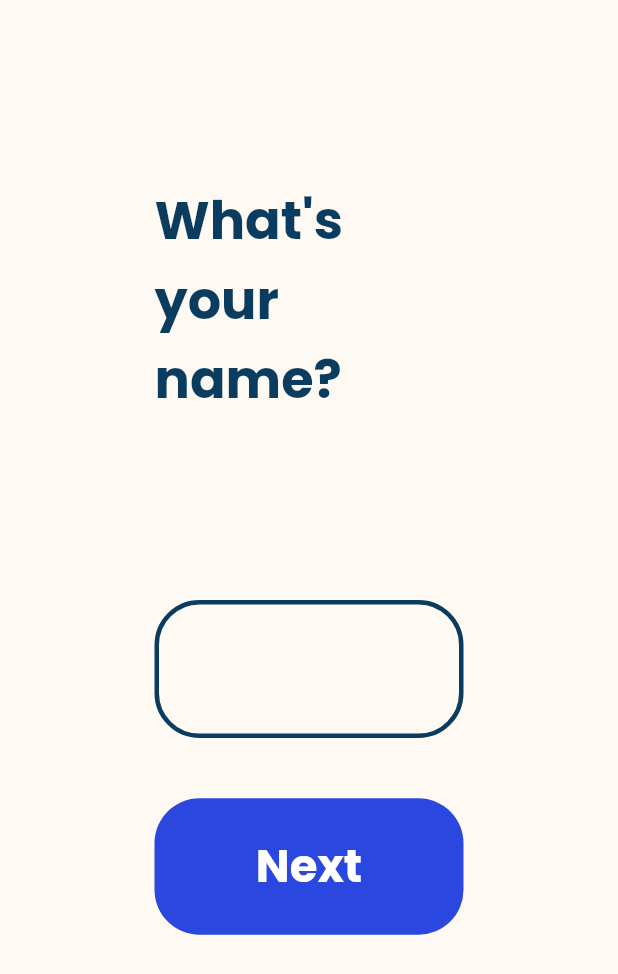
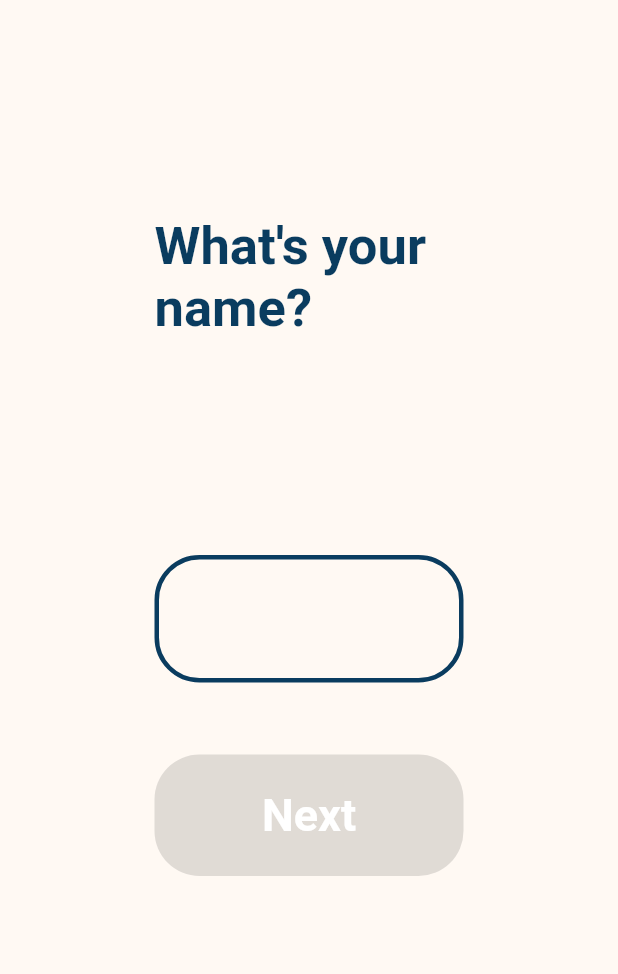
Before and after one commit to givtnl/givt-app-kids-game, a Flutter app: the screen it shows after launch, after a tap on "Idea 3", on a phone screen of 412 x 824 dp. Shown: the top 974 px of the screen. Run offline on Flutter 3.47's test engine with Material 2 defaults, Android fonts, the phone set to English and light mode, and no system bars; our stand-ins replace flutter_fortune_wheel, flutter_svg.

Commit message:
Adjusted the code based on feedback

```diff
--- a/l10n.yaml
+++ /dev/null
@@ -1,4 +0,0 @@
-arb-dir: lib/l10n/arb
-template-arb-file: app_en.arb
-output-localization-file: app_localizations.dart
-nullable-getter: false
--- /dev/null
+++ b/lib/app.dart
@@ -0,0 +1,23 @@
+import 'package:flutter/material.dart';
+import 'package:givt_app_kids_game/start_page.dart';
+
+class App extends StatelessWidget {
+  const App({super.key});
+
+  @override
+  Widget build(BuildContext context) {
+    return const AppView();
+  }
+}
+
+class AppView extends StatelessWidget {
+  const AppView({super.key});
+
+  @override
+  Widget build(BuildContext context) {
+    return const MaterialApp(
+      debugShowCheckedModeBanner: false,
+      home: StartPage(),
+    );
+  }
+}
--- a/lib/app/app.dart
+++ /dev/null
@@ -1 +0,0 @@
-export 'view/app.dart';
--- a/lib/app/view/app.dart
+++ /dev/null
@@ -1,41 +0,0 @@
-import 'package:flutter/material.dart';
-import 'package:givt_app_kids_game/l10n/l10n.dart';
-import 'package:givt_app_kids_game/title/view/title_page.dart';
-import 'package:google_fonts/google_fonts.dart';
-
-class App extends StatelessWidget {
-  const App({super.key});
-
-  @override
-  Widget build(BuildContext context) {
-    return const AppView();
-  }
-}
-
-class AppView extends StatelessWidget {
-  const AppView({super.key});
-
-  @override
-  Widget build(BuildContext context) {
-    return MaterialApp(
-      debugShowCheckedModeBanner: false,
-      theme: ThemeData(
-        primaryColor: const Color(0xFF2A48DF),
-        appBarTheme: const AppBarTheme(color: Color(0xFF2A48DF)),
-        colorScheme: ColorScheme.fromSwatch(
-          accentColor: const Color(0xFF2A48DF),
-        ),
-        scaffoldBackgroundColor: const Color(0xFFFFFFFF),
-        elevatedButtonTheme: ElevatedButtonThemeData(
-          style: ButtonStyle(
-            backgroundColor: MaterialStateProperty.all(const Color(0xFF2A48DF)),
-          ),
-        ),
-        textTheme: GoogleFonts.poppinsTextTheme(),
-      ),
-      localizationsDelegates: AppLocalizations.localizationsDelegates,
-      supportedLocales: AppLocalizations.supportedLocales,
-      home: const TitlePage(),
-    );
-  }
-}
--- a/lib/main_development.dart
+++ b/lib/main_development.dart
@@ -1,4 +1,4 @@
-import 'package:givt_app_kids_game/app/app.dart';
+import 'package:givt_app_kids_game/app.dart';
 import 'package:givt_app_kids_game/bootstrap.dart';
 
 void main() {
--- a/lib/main_production.dart
+++ b/lib/main_production.dart
@@ -1,4 +1,4 @@
-import 'package:givt_app_kids_game/app/app.dart';
+import 'package:givt_app_kids_game/app.dart';
 import 'package:givt_app_kids_game/bootstrap.dart';
 
 void main() {
--- a/lib/main_staging.dart
+++ b/lib/main_staging.dart
@@ -1,4 +1,4 @@
-import 'package:givt_app_kids_game/app/app.dart';
+import 'package:givt_app_kids_game/app.dart';
 import 'package:givt_app_kids_game/bootstrap.dart';
 
 void main() {
--- a/lib/title/view/title_page.dart
+++ b/lib/start_page.dart
@@ -1,25 +1,21 @@
 import 'package:flutter/material.dart';
-
-import 'package:givt_app_kids_game/l10n/l10n.dart';
 
 import 'package:givt_app_kids_game/givt/impact_goal/spinner/enter_username_screen.dart';
 
-class TitlePage extends StatelessWidget {
-  const TitlePage({super.key});
+class StartPage extends StatelessWidget {
+  const StartPage({super.key});
 
   static Route<void> route() {
     return MaterialPageRoute<void>(
-      builder: (_) => const TitlePage(),
+      builder: (_) => const StartPage(),
     );
   }
 
   @override
   Widget build(BuildContext context) {
-    final l10n = context.l10n;
-
     return Scaffold(
       appBar: AppBar(
-        title: Text(l10n.titleAppBarTitle),
+        title: const Text('GIVT Kids Game'),
       ),
       body: const SafeArea(child: TitleView()),
     );
@@ -31,8 +27,6 @@ class TitleView extends StatelessWidget {
 
   @override
   Widget build(BuildContext context) {
-    final l10n = context.l10n;
-
     return Center(
       child: Column(
         mainAxisSize: MainAxisSize.min,
--- a/lib/title/title.dart
+++ /dev/null
@@ -1 +0,0 @@
-export 'view/view.dart';
--- a/lib/title/view/view.dart
+++ /dev/null
@@ -1 +0,0 @@
-export 'title_page.dart';
--- a/pubspec.yaml
+++ b/pubspec.yaml
@@ -13,8 +13,6 @@ dependencies:
   flame_audio: ^1.4.0
   flame_behaviors: ^0.2.0
   flutter:
-    sdk: flutter
-  flutter_localizations:
     sdk: flutter
   google_fonts: ^4.0.3
   intl: ^0.17.0
```
Also changed, not shown: lib/gen/assets.gen.dart (deleted, +0 -96 lines), lib/l10n/arb/app_en.arb (deleted, +0 -44 lines), lib/l10n/l10n.dart (deleted, +0 -8 lines), pubspec.lock.
